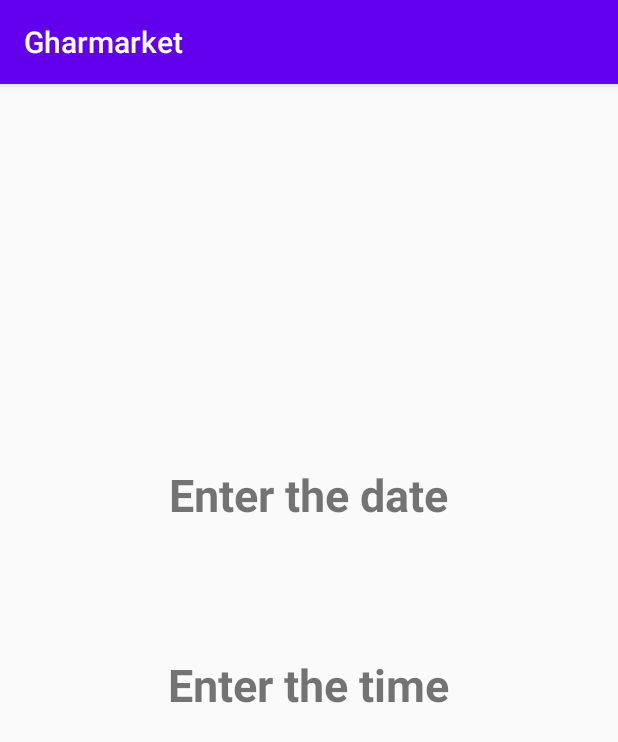
After one commit to kiranojhanp/relative_layout_practice, an Android app: the ThirdActivity screen opened directly, with no data from a screen before it, on a phone screen of 412 x 824 dp. The commit adds this screen. Shown: the top 742 px of the screen. Run offline under Robolectric (Android 15) with nearby library versions, the phone set to English and light mode, and no system bars.

Commit message:
Time picker and date picker were added

```diff
--- a/app/src/main/AndroidManifest.xml
+++ b/app/src/main/AndroidManifest.xml
@@ -9,7 +9,8 @@
         android:roundIcon="@mipmap/ic_launcher_round"
         android:supportsRtl="true"
         android:theme="@style/AppTheme">
-        <activity android:name=".SecondActivity"></activity>
+        <activity android:name=".ThirdActivity"></activity>
+        <activity android:name=".SecondActivity" />
         <activity android:name=".FirstActivity">
             <intent-filter>
                 <action android:name="android.intent.action.MAIN" />
--- /dev/null
+++ b/app/src/main/java/com/example/gharmarket/ThirdActivity.java
@@ -0,0 +1,85 @@
+package com.example.gharmarket;
+
+import androidx.appcompat.app.AppCompatActivity;
+
+import android.app.DatePickerDialog;
+import android.app.TimePickerDialog;
+import android.os.Bundle;
+import android.view.View;
+import android.widget.Button;
+import android.widget.DatePicker;
+import android.widget.TextView;
+import android.widget.TimePicker;
+
+import java.util.Calendar;
+
+public class ThirdActivity extends AppCompatActivity {
+    Button btnGoBack;
+    TextView tvDOB,tvTime;
+
+    @Override
+    protected void onCreate(Bundle savedInstanceState) {
+        super.onCreate(savedInstanceState);
+        setContentView(R.layout.activity_third);
+
+        btnGoBack = findViewById(R.id.btnBack);
+        tvDOB = findViewById(R.id.tvDOB);
+        tvTime = findViewById(R.id.tvTime);
+
+        tvDOB.setOnClickListener(new View.OnClickListener() {
+            @Override
+            public void onClick(View v) {
+                loadDatePicker();
+            }
+        });
+
+        tvTime.setOnClickListener(new View.OnClickListener() {
+            @Override
+            public void onClick(View v) {
+                loadTime();
+            }
+        });
+
+        btnGoBack.setOnClickListener(new View.OnClickListener() {
+            @Override
+            public void onClick(View v) {
+                finish();
+            }
+        });
+
+    }
+
+    private void loadTime(){
+        // get current time
+        final Calendar c = Calendar.getInstance();
+        final int hour = c.get(Calendar.HOUR);
+        int minute = c.get(Calendar.MINUTE);
+        int second = c.get(Calendar.SECOND);
+
+        TimePickerDialog timePickerDialog = new TimePickerDialog(this, new TimePickerDialog.OnTimeSetListener() {
+            @Override
+            public void onTimeSet(TimePicker view, int hourOfDay, int minute) {
+                tvTime.setText("Time is "+ hourOfDay +":" + minute);
+            }
+        }, hour, minute, true);
+        timePickerDialog.show();
+    }
+
+    private void loadDatePicker() {
+        //Use current date as default date
+        final Calendar c = Calendar.getInstance();
+        int year = c.get(Calendar.YEAR);
+        int month = c.get(Calendar.MONTH);
+        int day = c.get(Calendar.DAY_OF_MONTH);
+
+        DatePickerDialog datePickerDialog = new DatePickerDialog(this, new DatePickerDialog.OnDateSetListener() {
+            @Override
+            public void onDateSet(DatePicker view, int year, int month, int dayOfMonth) {
+                String date = "Month/Day/Year :" + month + "/" + dayOfMonth + "/" + year;
+                tvDOB.setText(date);
+            }
+        }, year, month, day);
+        datePickerDialog.show();
+    }
+
+}
--- /dev/null
+++ b/app/src/main/res/layout/activity_third.xml
@@ -0,0 +1,55 @@
+<?xml version="1.0" encoding="utf-8"?>
+<androidx.constraintlayout.widget.ConstraintLayout xmlns:android="http://schemas.android.com/apk/res/android"
+    xmlns:app="http://schemas.android.com/apk/res-auto"
+    xmlns:tools="http://schemas.android.com/tools"
+    android:layout_width="match_parent"
+    android:layout_height="match_parent"
+    tools:context=".ThirdActivity">
+
+    <Button
+        android:id="@+id/btnBack"
+        android:layout_width="wrap_content"
+        android:layout_height="wrap_content"
+        android:layout_marginStart="253dp"
+        android:layout_marginTop="145dp"
+        android:layout_marginEnd="70dp"
+        android:layout_marginBottom="653dp"
+        android:text="Back"
+        app:layout_constraintBottom_toBottomOf="parent"
+        app:layout_constraintEnd_toEndOf="parent"
+        app:layout_constraintHorizontal_bias="0.0"
+        app:layout_constraintStart_toStartOf="parent"
+        app:layout_constraintTop_toTopOf="parent" />
+
+    <TextView
+        android:id="@+id/tvDOB"
+        android:layout_width="wrap_content"
+        android:layout_height="wrap_content"
+        android:layout_marginStart="142dp"
+        android:layout_marginTop="143dp"
+        android:layout_marginEnd="143dp"
+        android:layout_marginBottom="470dp"
+        android:text="Enter the date"
+        android:textSize="30sp"
+        android:textStyle="bold"
+        app:layout_constraintBottom_toBottomOf="parent"
+        app:layout_constraintEnd_toEndOf="parent"
+        app:layout_constraintStart_toStartOf="parent"
+        app:layout_constraintTop_toBottomOf="@+id/btnBack" />
+
+    <TextView
+        android:id="@+id/tvTime"
+        android:layout_width="wrap_content"
+        android:layout_height="wrap_content"
+        android:layout_marginStart="142dp"
+        android:layout_marginTop="84dp"
+        android:layout_marginEnd="143dp"
+        android:layout_marginBottom="346dp"
+        android:text="Enter the time"
+        android:textSize="30sp"
+        android:textStyle="bold"
+        app:layout_constraintBottom_toBottomOf="parent"
+        app:layout_constraintEnd_toEndOf="parent"
+        app:layout_constraintStart_toStartOf="parent"
+        app:layout_constraintTop_toBottomOf="@+id/tvDOB" />
+</androidx.constraintlayout.widget.ConstraintLayout>
```
Also changed, not shown: app/src/main/java/com/example/gharmarket/FirstActivity.java (+10 -1 lines), app/src/main/java/com/example/gharmarket/SecondActivity.java (+32 -0 lines), app/src/main/res/layout/activity_first.xml (+20 -2 lines), app/src/main/res/layout/activity_second.xml (+30 -2 lines).
